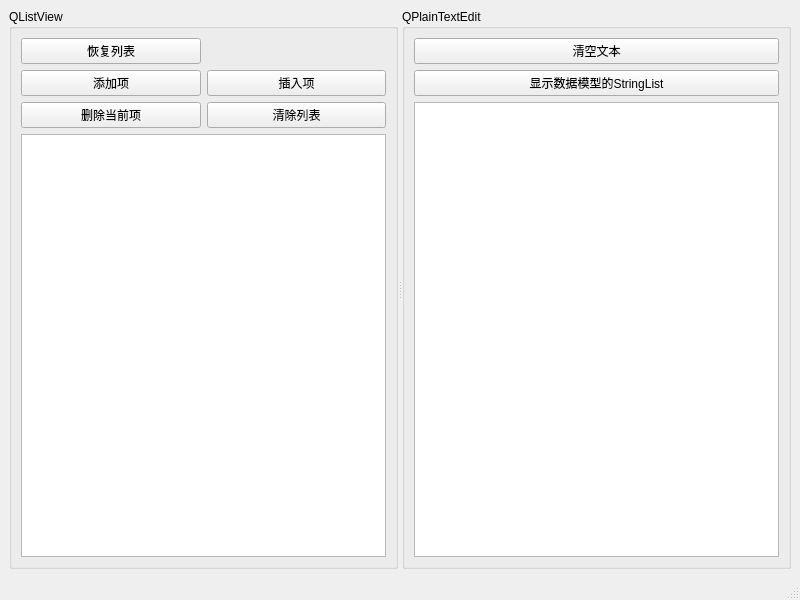
First picture: the form in QStringListModel/mainwindow.ui, repository faithlocus/test_qt, before the edit.
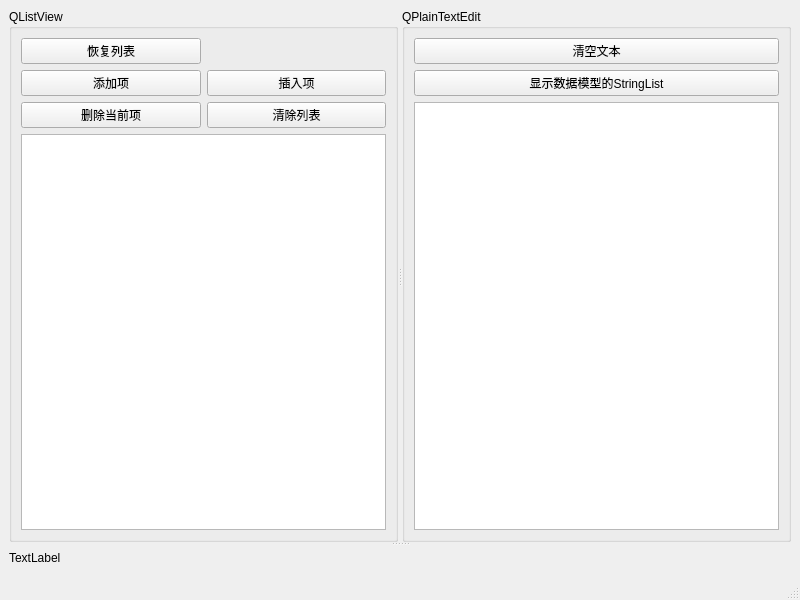
Second picture: the form after the edit.

Commit message: 顶部label显示当前位置信息

```diff
--- a/QStringListModel/mainwindow.ui
+++ b/QStringListModel/mainwindow.ui
@@ -14,8 +14,12 @@
    <string>MainWindow</string>
   </property>
   <widget class="QWidget" name="centralwidget">
-   <layout class="QHBoxLayout" name="horizontalLayout">
+   <layout class="QVBoxLayout" name="verticalLayout">
     <item>
+     <widget class="QSplitter" name="splitter_2">
+      <property name="orientation">
+       <enum>Qt::Vertical</enum>
+      </property>
      <widget class="QSplitter" name="splitter">
       <property name="orientation">
        <enum>Qt::Horizontal</enum>
@@ -88,6 +92,12 @@
          <widget class="QPlainTextEdit" name="plainTextEdit"/>
         </item>
        </layout>
+       </widget>
+      </widget>
+      <widget class="QLabel" name="label">
+       <property name="text">
+        <string>TextLabel</string>
+       </property>
       </widget>
      </widget>
     </item>
```
Lines whose indentation alone changed are shown as unchanged. The commit also changes 2 other files.
